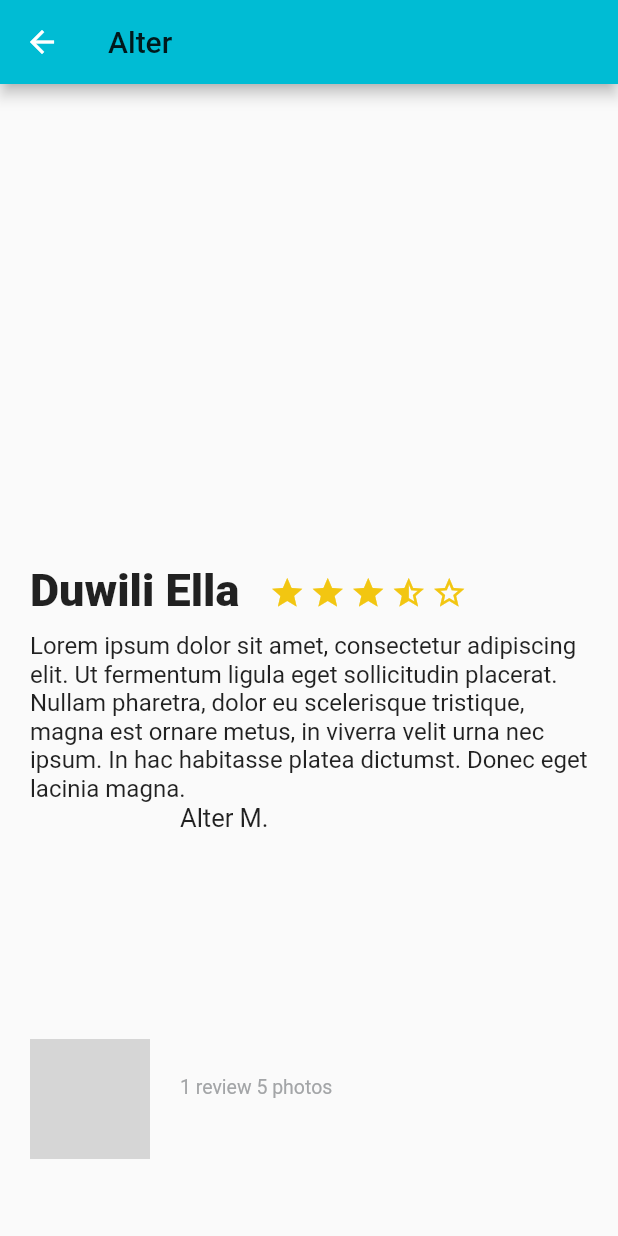
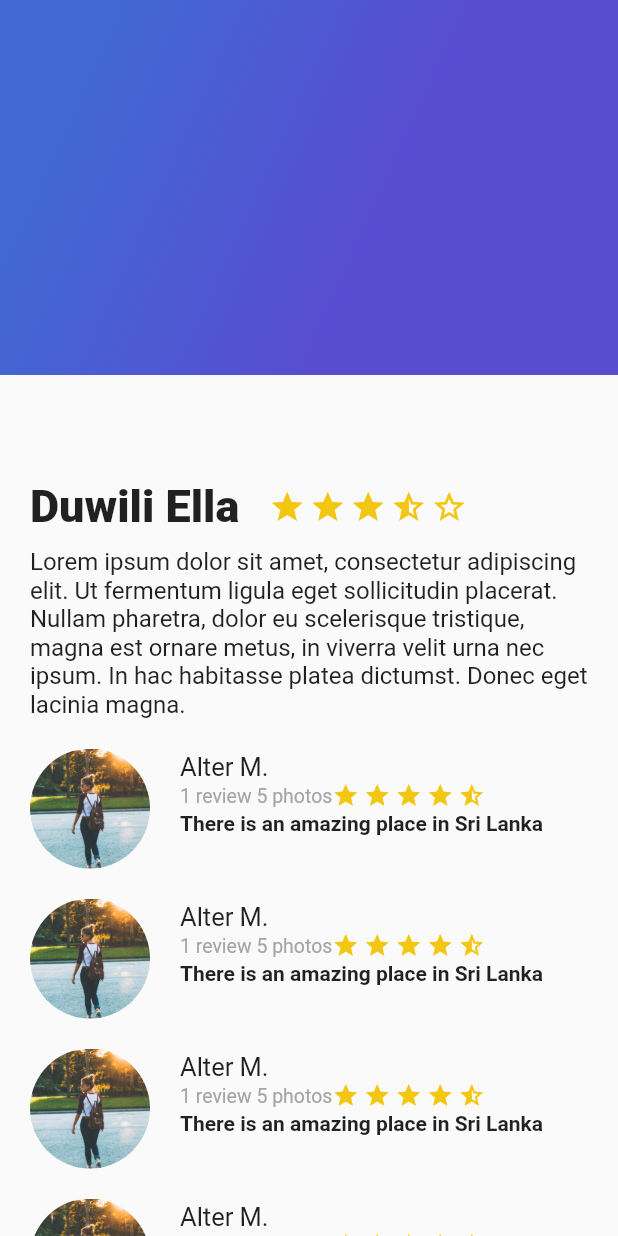
Before and after one commit to amoradel/platzi_trips_app, a Flutter app: the screen it shows after launch, on a phone screen of 412 x 824 dp. Run offline on Flutter 3.47's test engine with Material 2 defaults, Android fonts, the phone set to English and light mode, and no system bars; Roboto replaces fonts that are missing (Lato-Regular); grey boxes are pictures that could not be loaded.

Commit message:
Gradient Back

```diff
--- a/lib/description_place.dart
+++ b/lib/description_place.dart
@@ -23,7 +23,7 @@ class DescriptionPlace extends StatelessWidget {
             textAlign: TextAlign.center,
           ),
         ),
-        new Rating(rating, 24.0)
+        Rating(rating, 24.0, 323.0)
         // Row(
         //   children: <Widget>[star(1), star(1), star(0.5), star(0), star(0)],
         // ),
--- /dev/null
+++ b/lib/gradient_back.dart
@@ -0,0 +1,17 @@
+import 'package:flutter/material.dart';
+
+class GradientBack extends StatelessWidget {
+  @override
+  Widget build(BuildContext context) {
+    return Container(
+      height: 250.0,
+      decoration: BoxDecoration(
+          gradient: LinearGradient(
+              colors: [Color(0xFF4268D3), Color(0xFF584CD1)],
+              begin: FractionalOffset(0.2, 0.0),
+              end: FractionalOffset(1.0, 0.6),
+              stops: [0.0, 0.6],
+              tileMode: TileMode.clamp)),
+    );
+  }
+}
--- a/lib/main.dart
+++ b/lib/main.dart
@@ -1,14 +1,14 @@
 import 'package:flutter/material.dart';
 import 'package:platzi_trips_app/description_place.dart';
-import 'package:platzi_trips_app/review.dart';
+import 'package:platzi_trips_app/gradient_back.dart';
+import 'package:platzi_trips_app/review_list.dart';
 
 void main() => runApp(MyApp());
 
-String pathImage = "asset/img/user.jpg";
-String name = "Alter M.";
-String details = "1 review 5 photos";
-String comment = "There is an amazing place in Sri Lanka";
-double rating = 4.5;
+String name = 'Duwili Ella';
+double rating = 3.5;
+String description =
+    'Lorem ipsum dolor sit amet, consectetur adipiscing elit. Ut fermentum ligula eget sollicitudin placerat. Nullam pharetra, dolor eu scelerisque tristique, magna est ornare metus, in viverra velit urna nec ipsum. In hac habitasse platea dictumst. Donec eget lacinia magna.';
 
 class MyApp extends StatelessWidget {
   @override
@@ -16,27 +16,31 @@ class MyApp extends StatelessWidget {
     return MaterialApp(
         title: 'Material App',
         debugShowCheckedModeBanner: false,
-        theme: ThemeData(primarySwatch: Colors.cyan),
+        theme: ThemeData(primarySwatch: Colors.indigo),
         home: Scaffold(
-            appBar: AppBar(
-              leading: IconButton(
-                icon: Icon(
-                  Icons.arrow_back,
-                  color: Colors.white,
-                ),
-                onPressed: () {},
-              ),
-              title: Text('Alter'),
-            ),
-            body: SingleChildScrollView(
-              scrollDirection: Axis.vertical,
-              child: Column(
+          // appBar: AppBar(
+          //   leading: IconButton(
+          //     icon: Icon(
+          //       Icons.arrow_back,
+          //       color: Colors.white,
+          //     ),
+          //     onPressed: () {},
+          //   ),
+          //   title: Text('Alter'),
+          // ),
+          // body: ,
+          // body: ReviewList(),
+          body: Stack(
+            children: <Widget>[
+              ListView(
                 children: <Widget>[
-                  new DescriptionPlace('Duwili Ella', 3.5,
-                      'Lorem ipsum dolor sit amet, consectetur adipiscing elit. Ut fermentum ligula eget sollicitudin placerat. Nullam pharetra, dolor eu scelerisque tristique, magna est ornare metus, in viverra velit urna nec ipsum. In hac habitasse platea dictumst. Donec eget lacinia magna.'),
-                  new Review(pathImage, name, details, comment, rating),
+                  DescriptionPlace(name, rating, description),
+                  ReviewList()
                 ],
               ),
-            )));
+              GradientBack()
+            ],
+          ),
+        ));
   }
 }
--- a/lib/rating.dart
+++ b/lib/rating.dart
@@ -3,8 +3,9 @@ import 'package:flutter/material.dart';
 class Rating extends StatelessWidget {
   double numberStars;
   double fontSize;
+  double marginTop;
 
-  Rating(this.numberStars, this.fontSize);
+  Rating(this.numberStars, this.fontSize, this.marginTop);
 
   @override
   Widget build(BuildContext context) {
@@ -16,7 +17,8 @@ class Rating extends StatelessWidget {
       else if (withBoder == 0) starFill = Icons.star_border;
 
       return new Container(
-        margin: EdgeInsets.only(top: 323.0, right: 3.0),
+        margin: EdgeInsets.only(top: marginTop, right: 3.0),
+        padding: EdgeInsets.only(bottom: 2.0),
         child: Icon(
           starFill,
           color: Color(0xFFf2C611),
--- a/lib/review.dart
+++ b/lib/review.dart
@@ -32,17 +32,17 @@ class Review extends StatelessWidget {
                   fontSize: 13.0,
                   color: Color(0xFFa3a5a7)),
             )),
-        new Rating(rating, 16)
+        Rating(rating, 18, 0)
       ],
     );
 
     final userComment = Container(
         margin: EdgeInsets.only(left: 20.0),
         child: Text(
-          name,
+          comment,
           textAlign: TextAlign.left,
           style: TextStyle(
-              fontFamily: "Lato-Regular", fontWeight: FontWeight.w900),
+              fontFamily: "Lato-Regular", fontWeight: FontWeight.w600),
         ));
 
     final userDetails = Column(
--- a/lib/review_list.dart
+++ b/lib/review_list.dart
@@ -1,10 +1,26 @@
 import 'package:flutter/material.dart';
+import 'package:platzi_trips_app/review.dart';
+
+String pathImage = "assets/img/user.jpg";
+String name = "Alter M.";
+String details = "1 review 5 photos";
+String comment = "There is an amazing place in Sri Lanka";
+double rating = 4.5;
 
 class ReviewList extends StatelessWidget {
   @override
   Widget build(BuildContext context) {
     return Container(
-      child: Column(),
+      child: Column(
+        crossAxisAlignment: CrossAxisAlignment.start,
+        children: <Widget>[
+          Review(pathImage, name, details, comment, rating),
+          Review(pathImage, name, details, comment, rating),
+          Review(pathImage, name, details, comment, rating),
+          Review(pathImage, name, details, comment, rating),
+          Review(pathImage, name, details, comment, rating)
+        ],
+      ),
     );
   }
 }
--- a/pubspec.yaml
+++ b/pubspec.yaml
@@ -45,7 +45,7 @@ flutter:
   # To add assets to your application, add an assets section, like this:
   # assets:
   assets:
-    - assets/img/user.jpg
+    - assets/img/
   #   - images/a_dot_burr.jpeg
   #   - images/a_dot_burr.jpeg
   #   - images/a_dot_ham.jpeg
```
